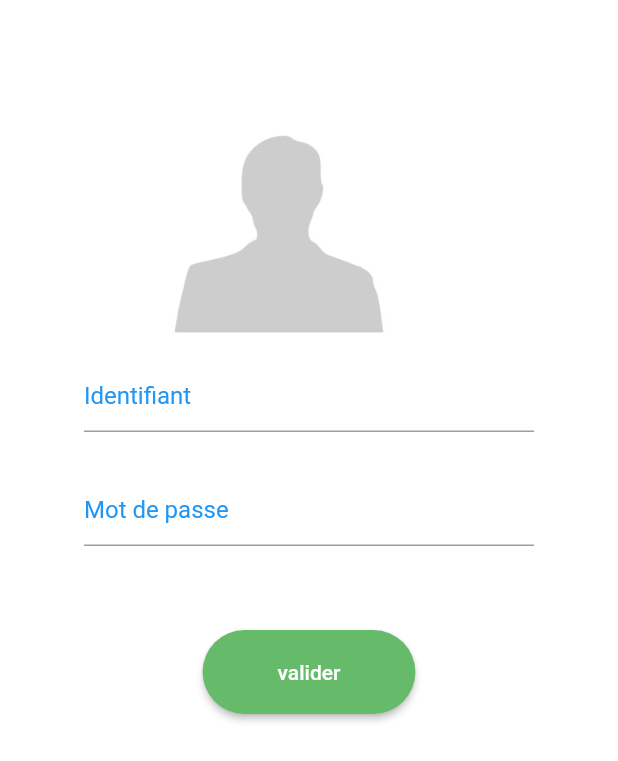
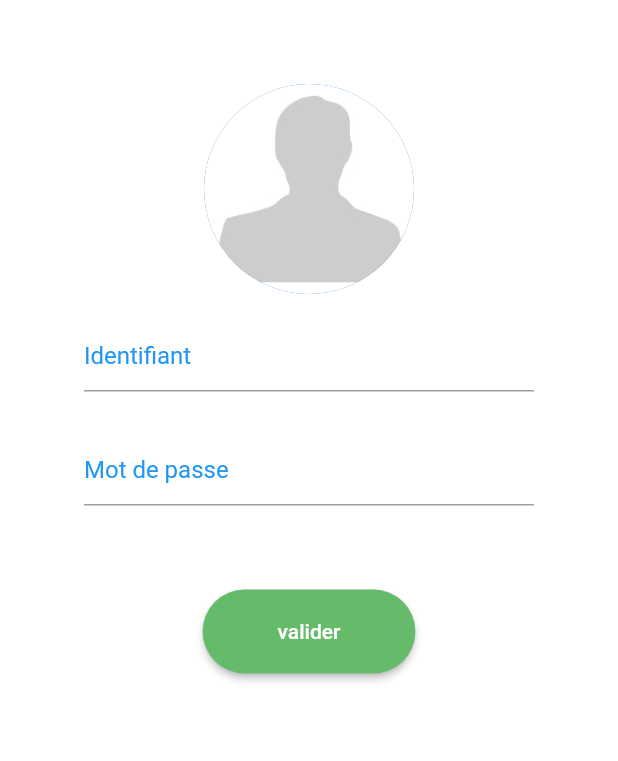
Before and after one commit to cheikhdiouf/testProjet, a Flutter app: the screen it shows after launch, on a phone screen of 412 x 824 dp. Shown: the top 761 px of the screen. Run offline on Flutter 3.47's test engine with Material 2 defaults, Android fonts, the phone set to English and light mode, and no system bars; our stand-ins replace sqflite; accounts and stored records are empty.

Commit message:
la mise en place la base de donne sqlite

```diff
--- /dev/null
+++ b/lib/database/connexindb.dart
@@ -0,0 +1,67 @@
+import 'dart:io';
+import 'package:path/path.dart';
+import 'package:sqflite/sqflite.dart';
+import 'package:path_provider/path_provider.dart';
+
+class DatabaseHelper {
+
+  static final _databaseName = "MyDatabase.db";
+  static final _databaseVersion = 1;
+
+  static final table = 'my_table';
+
+  static final columnId = '_id';
+  static final columnEmail = 'Email';
+  static final columnPassword = 'password';
+
+  // make this a singleton class
+  DatabaseHelper._privateConstructor();
+  static final DatabaseHelper instance = DatabaseHelper._privateConstructor();
+
+  // only have a single app-wide reference to the database
+  static late Database _database;
+  Future<Database> get database async {
+    if (_database != null) return _database;
+    // lazily instantiate the db the first time it is accessed
+    _database = await _initDatabase();
+    return _database;
+  }
+
+  // this opens the database (and creates it if it doesn't exist)
+  _initDatabase() async {
+    Directory documentsDirectory = await getApplicationDocumentsDirectory();
+    String path = join(documentsDirectory.path, _databaseName);
+    return await openDatabase(path,
+        version: _databaseVersion,
+        onCreate: _onCreate);
+  }
+
+  // SQL code to create the database table
+  Future _onCreate(Database db, int version) async {
+    await db.execute('''
+          CREATE TABLE $table (
+            $columnId INTEGER PRIMARY KEY,
+            $columnEmail TEXT NOT NULL,
+            $columnPassword INTEGER NOT NULL
+          )
+          ''');
+  }
+
+  //inserer des donnees  user dans sqlite
+Future<int> insertUser(Map<String, dynamic> row) async {
+
+   Database db = await instance.database;
+    return await db.insert(table, row);
+
+  }
+
+
+  Future<List<Map<String, dynamic>>> queryAllRows() async {
+    Database db = await instance.database;
+    return await db.query(table);
+  }
+
+
+
+
+}
--- a/lib/ui/connexion.dart
+++ b/lib/ui/connexion.dart
@@ -1,4 +1,5 @@
 import 'package:flutter/material.dart';
+import 'package:projet/database/connexindb.dart';
 
 class Login extends StatefulWidget {
   const Login({Key? key}) : super(key: key);
@@ -8,6 +9,15 @@ class Login extends StatefulWidget {
 }
 
 class _LoginState extends State<Login> {
+  late String _email;
+  late String _password;
+  final _formKey = GlobalKey<FormState>();
+
+  final dbHelper = DatabaseHelper.instance;
+  final myControllerEmail = TextEditingController();
+
+  final myControllerPassword = TextEditingController();
+
   @override
   Widget build(BuildContext context) {
     return Scaffold(
@@ -19,30 +29,26 @@ class _LoginState extends State<Login> {
         backgroundColor: Colors.white,
       ),
       body: Column(
+        key: _formKey,
         mainAxisSize: MainAxisSize.max,
         children: [
+          CircleAvatar(
+            radius: 70,
+            backgroundImage: AssetImage(
+                'assets/images/c982b0a21ed2f3c540da81565e2f7121f921e3c5.png'),
+          ),
+          SizedBox(
+            height: 13,
+          ),
           Column(
             children: [
-              Row(
-                // mainAxisSize: MainAxisSize.max,
-                children: [
-                  Container(
-                    alignment: AlignmentDirectional.center,
-                    margin: EdgeInsets.fromLTRB(105, 20, 50, 0),
-                    height: 160,
-                    width: 160,
-                    child: new Image.asset(
-                        'assets/images/c982b0a21ed2f3c540da81565e2f7121f921e3c5.png'),
-                  )
-                ],
-              ),
-              // la creation des inputts identifiant et Mot de passe de l'utilisateur
               Padding(
                 padding: EdgeInsets.symmetric(horizontal: 40),
                 child: Column(
                   children: [
                     ListTile(
                       title: TextField(
+                        controller: myControllerEmail,
                         decoration: InputDecoration(
                           hintText: "Identifiant",
                           hintStyle: TextStyle(
@@ -58,6 +64,7 @@ class _LoginState extends State<Login> {
                     ),
                     ListTile(
                       title: TextField(
+                        controller: myControllerPassword,
                         decoration: InputDecoration(
                           hintText: "Mot de passe",
                           hintStyle: TextStyle(
@@ -81,8 +88,11 @@ class _LoginState extends State<Login> {
               ElevatedButton(
                 child: Text("valider"),
                 onPressed: () {
+                  Navigator.of(context).pushNamed('/coordonne');
+                  _insertUser();
 
-                  Navigator.of(context).pushNamed('/coordonne');
+                  print(_email);
+                  print(_password);
                 },
                 style: ElevatedButton.styleFrom(
                   padding:
@@ -100,4 +110,15 @@ class _LoginState extends State<Login> {
       ),
     );
   }
+
+//INSERER LES INFORMATION DE L'UTILISATEUR
+  _insertUser() async {
+    Map<String, dynamic> row = {
+      DatabaseHelper.columnPassword: _password,
+      DatabaseHelper.columnEmail: _email
+    };
+    var dbHelper;
+    final id = await dbHelper.insertUser(row);
+    print(' utilisateur  a pour  id   $id');
+  }
 }
--- a/pubspec.yaml
+++ b/pubspec.yaml
@@ -23,6 +23,10 @@ environment:
 dependencies:
   flutter:
     sdk: flutter
+  sqflite:
+  path_provider:
+  path:
+
 
 
   # The following adds the Cupertino Icons font to your application.
@@ -32,6 +36,8 @@ dependencies:
 dev_dependencies:
   flutter_test:
     sdk: flutter
+build_runner:
+build_test:
 
 # For information on the generic Dart part of this file, see the
 # following page: https://dart.dev/tools/pub/pubspec
```
Also changed, not shown: lib/model/user.dart (+19 -3 lines), pubspec.lock.
